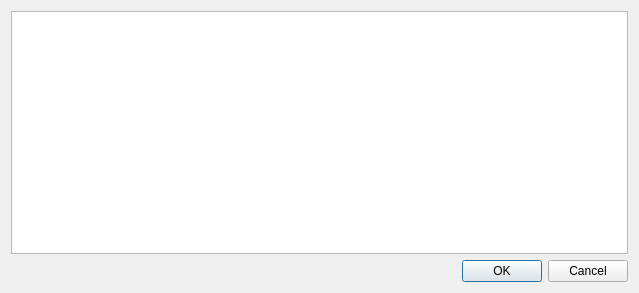
The window that dialogviewcolors.ui (horsicq/XOptions) describes before a commit, drawn with Qt 5.
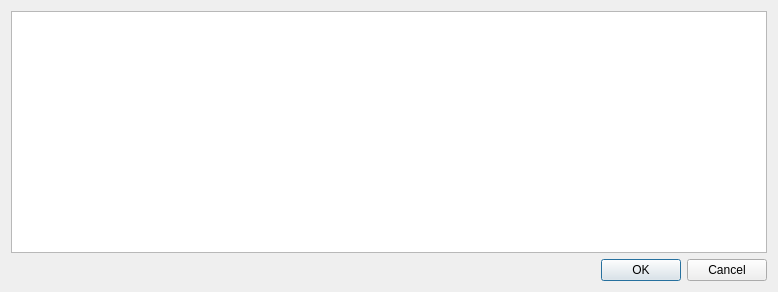
The same window after the commit.

The edit to the form file:
```diff
--- a/dialogviewcolors.ui
+++ b/dialogviewcolors.ui
@@ -9,8 +9,8 @@
    <rect>
     <x>0</x>
     <y>0</y>
-    <width>639</width>
-    <height>293</height>
+    <width>778</width>
+    <height>292</height>
    </rect>
   </property>
   <property name="windowTitle">
```
